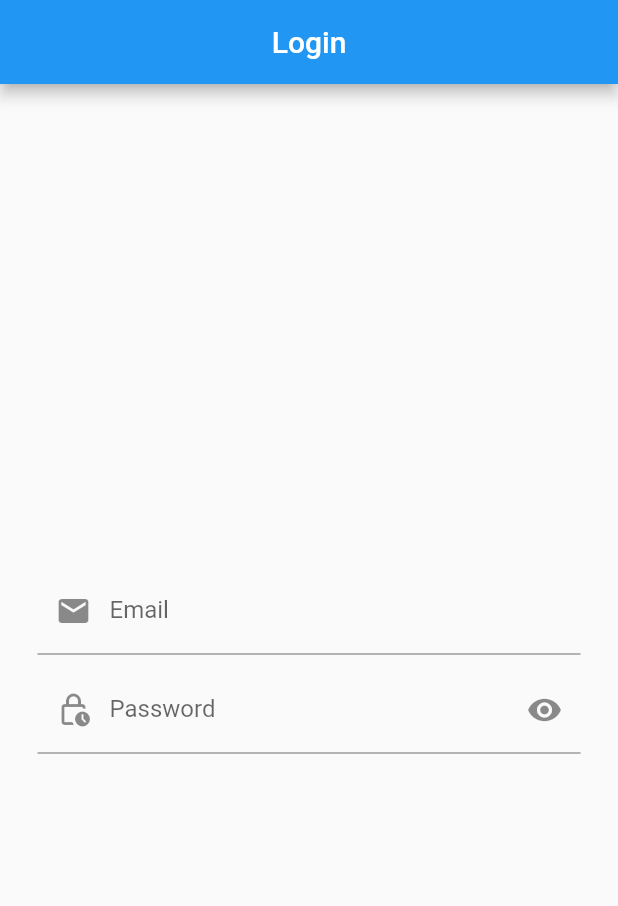
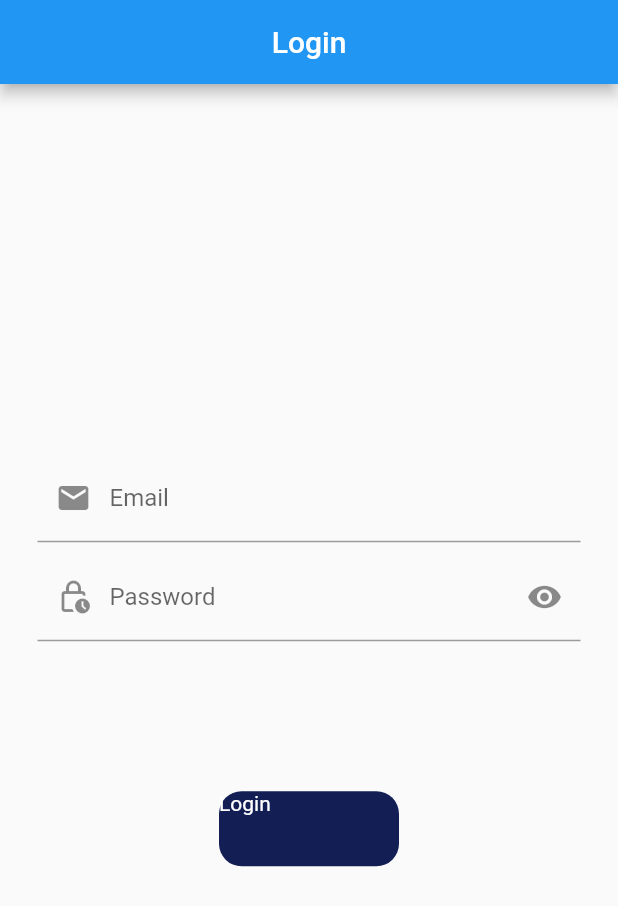
Before and after one commit to usmanmushtaq97/mvvm_practice, a Flutter app: the screen it shows after launch, on a phone screen of 412 x 824 dp. Shown: the top 906 px of the screen. Run offline on Flutter 3.47's test engine with Material 2 defaults, Android fonts, the phone set to English and light mode, and no system bars; our stand-ins replace another_flushbar, fluttertoast.

Commit message:
repo added

```diff
--- /dev/null
+++ b/lib/res/componants/roundedbuttons.dart
@@ -0,0 +1,25 @@
+import 'package:flutter/material.dart';
+
+import '../colors.dart';
+class RoundedButton extends StatelessWidget {
+  final String title;
+  final bool loading;
+ final VoidCallback onPress;
+  const RoundedButton({Key? key, required this.title, required this.loading, required this.onPress}) : super(key: key);
+  @override
+  Widget build(BuildContext context) {
+    return InkWell(
+        onTap: onPress,
+        child: Container(
+          height: 50,
+          width: 120,
+          decoration: BoxDecoration(
+            color: AppColors.buttonBlue,
+              borderRadius: BorderRadius.circular(15),
+          ),
+          child: loading? CircularProgressIndicator(color: AppColors.whiteTextColor) : Text(title ,
+          style: TextStyle(color: AppColors.whiteTextColor),
+        )
+    ),);
+  }
+}
--- /dev/null
+++ b/lib/utiles/network_url.dart
@@ -0,0 +1,5 @@
+class AppUrl{
+  static var baseUrl = "https:facebook.com/api/";
+  static var loginEndPoint = "${baseUrl}login";
+  static var registerApiEndPoint = "${baseUrl}register";
+}
```
Also changed, not shown: lib/view/loginview.dart (+29 -2 lines), lib/repository/login_repository.dart (added), lib/view/signup_view.dart (added), lib/view_model/auth_view_model.dart (added).
